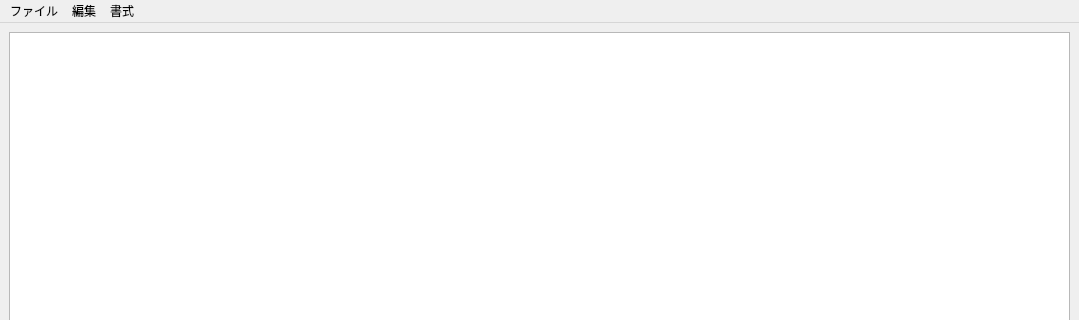
kazu025/PySide6-Notepad, file mainWindow.ui: the form before one commit; both pictures show x 0 to 1079 and y 0 to 320 of the 1079 by 737 pixel window.
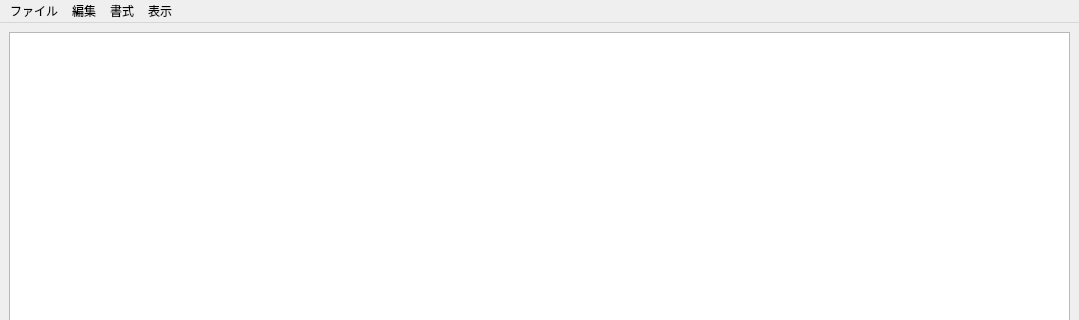
The form after the commit. Icons and pictures are not drawn.

```diff
--- a/mainWindow.ui
+++ b/mainWindow.ui
@@ -70,9 +70,16 @@
     </property>
     <addaction name="actionFont"/>
    </widget>
+   <widget class="QMenu" name="menu_5">
+    <property name="title">
+     <string>表示</string>
+    </property>
+    <addaction name="actionWordWrap"/>
+   </widget>
    <addaction name="menu"/>
    <addaction name="menu_2"/>
    <addaction name="menu_3"/>
+   <addaction name="menu_5"/>
   </widget>
   <widget class="QStatusBar" name="statusBar"/>
   <action name="actionNew">
```
Left out of the diff: 8 changed lines with no effect on the pictures.
